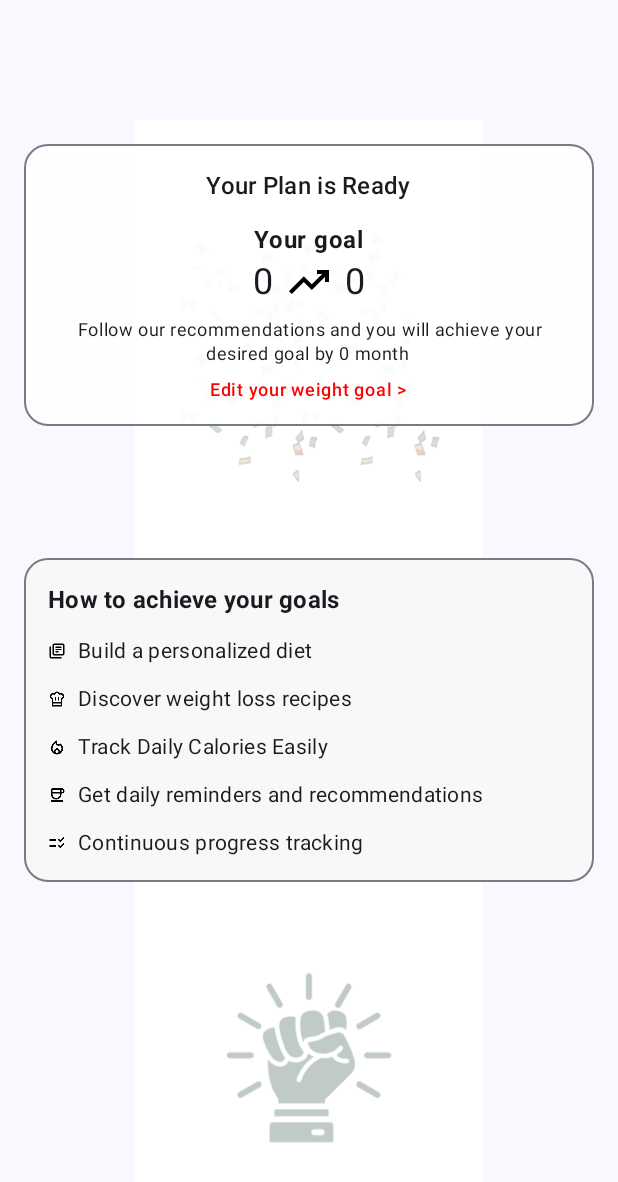
After one commit to trgnhia/Nutrions-Management, an Android app built with Jetpack Compose: the composable ResultsItem called with empty values, on a phone screen of 412 x 824 dp. The commit adds this screen. Shown: the top 1182 px of the screen. Run offline under Robolectric (Android 15) with nearby library versions, the phone set to English and light mode, and no system bars; 1 statement that could not run was skipped.

Commit message:
Done Login

```diff
--- /dev/null
+++ b/app/src/main/java/com/example/health/screens/login/baseinfoitems/ResultsItem.kt
@@ -0,0 +1,218 @@
+package com.example.health.screens.login.baseinfoitems
+
+import androidx.compose.foundation.Image
+import androidx.compose.foundation.background
+import androidx.compose.foundation.clickable
+import androidx.compose.foundation.layout.*
+import androidx.compose.foundation.shape.RoundedCornerShape
+import androidx.compose.foundation.text.KeyboardOptions
+import androidx.compose.material3.*
+import androidx.compose.runtime.Composable
+import androidx.compose.runtime.getValue
+import androidx.compose.runtime.mutableStateOf
+import androidx.compose.runtime.remember
+import androidx.compose.runtime.setValue
+import androidx.compose.ui.Alignment
+import androidx.compose.ui.Modifier
+import androidx.compose.ui.graphics.Color
+import androidx.compose.ui.layout.ContentScale
+import androidx.compose.ui.res.painterResource
+import androidx.compose.ui.text.font.FontWeight
+import androidx.compose.ui.text.input.KeyboardType
+import androidx.compose.ui.text.style.TextAlign
+import androidx.compose.ui.tooling.preview.Preview
+import androidx.compose.ui.unit.dp
+import com.example.health.R
+import kotlin.math.ceil
+
+@OptIn(ExperimentalMaterial3Api::class)
+@Composable
+fun ResultsItem(weight: Float, targetWeight: Float, restDays: Int, onValueChange: (Float) -> Unit) {
+    // Tính số tháng
+    val months = ceil(restDays / 30.0).toInt()
+    var showDialog by remember { mutableStateOf(false) }
+    var inputTarget by remember { mutableStateOf("") }
+
+    Box(
+        modifier = Modifier
+            .fillMaxSize()
+            .padding(top = 80.dp)
+    ) {
+        Image(
+            painter = painterResource(id = R.drawable.plan_background), // ảnh nền tổng thể
+            contentDescription = null,
+            contentScale = ContentScale.Fit,
+            modifier = Modifier.fillMaxSize()
+        )
+
+        Column(
+            modifier = Modifier
+                .fillMaxSize()
+                .padding(16.dp),
+            horizontalAlignment = Alignment.CenterHorizontally,
+            verticalArrangement = Arrangement.spacedBy(24.dp)
+        ) {
+            // Phần "Your Plan is Ready"
+            Card(
+                shape = RoundedCornerShape(16.dp),
+                border = ButtonDefaults.outlinedButtonBorder,
+                colors = CardDefaults.cardColors(containerColor = Color.White.copy(alpha = 0.9f)),
+                modifier = Modifier.fillMaxWidth()
+            ) {
+                Column(
+                    modifier = Modifier.padding(16.dp),
+                    horizontalAlignment = Alignment.CenterHorizontally
+                ) {
+
+                    Text("Your Plan is Ready", style = MaterialTheme.typography.titleMedium)
+
+                    Spacer(modifier = Modifier.height(12.dp))
+
+                    Text("Your goal", fontWeight = FontWeight.Bold)
+
+                    Row(verticalAlignment = Alignment.CenterVertically) {
+                        Text(text = weight.toInt().toString(), style = MaterialTheme.typography.headlineSmall)
+                        Spacer(modifier = Modifier.width(8.dp))
+
+                        Image(
+                            painter = painterResource(id =
+                            if (targetWeight < weight) R.drawable.ic_arrow_down
+                            else R.drawable.ic_arrow_up
+                            ),
+                            contentDescription = null,
+                            modifier = Modifier.size(32.dp)
+                        )
+
+                        Spacer(modifier = Modifier.width(8.dp))
+                        Text(text = targetWeight.toInt().toString(), style = MaterialTheme.typography.headlineSmall)
+                    }
+
+                    Spacer(modifier = Modifier.height(8.dp))
+                    Text(
+                        "Follow our recommendations and you will achieve your desired goal by $months month ",
+                        textAlign = TextAlign.Center,
+                        style = MaterialTheme.typography.bodySmall
+                    )
+
+                    Spacer(modifier = Modifier.height(8.dp))
+                    Text(
+                        "Edit your weight goal >",
+                        color = Color.Red,
+                        style = MaterialTheme.typography.labelMedium,
+                        modifier = Modifier.clickable { showDialog = true }
+                    )
+                }
+            }
+            Spacer(modifier = Modifier.height(40.dp))
+
+            // Phần "How to achieve your goals"
+            Card(
+                shape = RoundedCornerShape(16.dp),
+                border = ButtonDefaults.outlinedButtonBorder,
+                colors = CardDefaults.cardColors(containerColor = Color(0xFFF8F8F8)),
+                modifier = Modifier.fillMaxWidth()
+            ) {
+                Column(
+                    modifier = Modifier.padding(16.dp),
+                    verticalArrangement = Arrangement.spacedBy(12.dp)
+                ) {
+                    Text(
+                        "How to achieve your goals",
+                        style = MaterialTheme.typography.titleMedium,
+                        fontWeight = FontWeight.Bold
+                    )
+
+                    GoalRow(R.drawable.ic_diet, "Build a personalized diet")
+                    GoalRow(R.drawable.ic_recipe, "Discover weight loss recipes")
+                    GoalRow(R.drawable.ic_calories, "Track Daily Calories Easily")
+                    GoalRow(R.drawable.ic_reminder, "Get daily reminders and recommendations")
+                    GoalRow(R.drawable.ic_progress, "Continuous progress tracking")
+                }
+            }
+
+        }
+        if (showDialog) {
+            AlertDialog(
+                onDismissRequest = { showDialog = false },
+                confirmButton = {
+                    Button(
+                        onClick = {
+                            val value = inputTarget.toFloatOrNull()
+                            if (value != null && value > 0f) {
+                                onValueChange(value)
+                                showDialog = false
+                            }
+                        },
+                        shape = RoundedCornerShape(12.dp),
+                        colors = ButtonDefaults.buttonColors(containerColor = Color(0xFF00BEBE))
+                    ) {
+                        Text(
+                            text = "Confirm",
+                            color = Color.White,
+                            fontWeight = FontWeight.Bold
+                        )
+                    }
+
+                },
+                dismissButton = {
+                    TextButton(onClick = { showDialog = false }) {
+                        Text("Cancel")
+                    }
+                },
+                title = { Text("Enter your target weight") },
+                text = {
+                    OutlinedTextField(
+                        value = inputTarget,
+                        onValueChange = {
+                            if (it.matches(Regex("^\\d*\\.?\\d*\$"))) {
+                                inputTarget = it
+                            }
+                        },
+                        label = { Text("Target weight (kg)") },
+                        singleLine = true,
+                        keyboardOptions = KeyboardOptions.Default.copy(
+                            keyboardType = KeyboardType.Number
+                        ),
+                        textStyle = LocalTextStyle.current.copy(
+                            textAlign = TextAlign.Center
+                        ),
+                        modifier = Modifier.fillMaxWidth(),
+                        colors = TextFieldDefaults.outlinedTextFieldColors(
+                            focusedBorderColor = Color(0xFF00BEBE),
+                            focusedLabelColor = Color(0xFF00BEBE),
+                            cursorColor = Color(0xFF00BEBE)
+                        )
+                    )
+
+                },
+                shape = RoundedCornerShape(16.dp)
+            )
+        }
+
+    }
+}
+
+@Composable
+fun GoalRow(icon: Int, text: String) {
+    Row(verticalAlignment = Alignment.CenterVertically) {
+        Image(
+            painter = painterResource(id = icon),
+            contentDescription = null,
+            modifier = Modifier
+                .size(20.dp)
+                .padding(end = 8.dp)
+        )
+        Text(text, style = MaterialTheme.typography.bodyMedium)
+    }
+}
+
+@Preview(showBackground = true)
+@Composable
+fun PreviewResultsItem() {
+    ResultsItem(
+        weight = 88f,
+        targetWeight = 80f,
+        restDays = 90,
+        onValueChange = {} // preview nên để trống
+    )
+}
```
Also changed, not shown: app/src/main/java/com/example/health/screens/login/BaseInfoScreen.kt (+21 -7 lines), app/src/main/res/drawable/ic_arrow_down.png (added), app/src/main/res/drawable/ic_arrow_up.png (added), app/src/main/res/drawable/ic_calories.png (added), app/src/main/res/drawable/ic_diet.png (added), app/src/main/res/drawable/ic_progress.png (added), app/src/main/res/drawable/ic_recipe.png (added), app/src/main/res/drawable/ic_reminder.png (added), app/src/main/res/drawable/plan_background.png (added).
